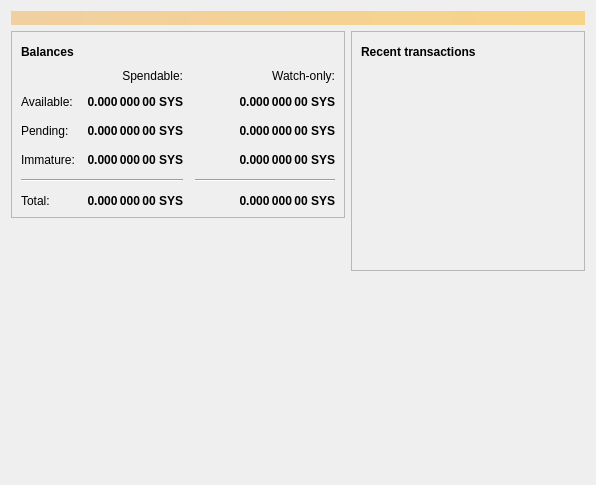
Qt form src/qt/forms/overviewpage.ui (willyko/syscoin2) before a commit.
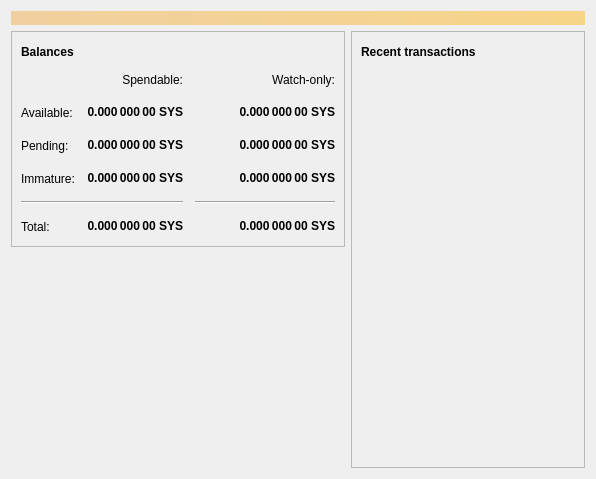
The same form after that commit. Icons and pictures are not drawn.

Commit message: remove spacers in overview

```diff
--- a/src/qt/forms/overviewpage.ui
+++ b/src/qt/forms/overviewpage.ui
@@ -7,7 +7,7 @@
     <x>0</x>
     <y>0</y>
     <width>596</width>
-    <height>485</height>
+    <height>479</height>
    </rect>
   </property>
   <property name="windowTitle">
@@ -403,19 +403,6 @@
          </layout>
         </widget>
        </item>
-       <item>
-        <spacer name="verticalSpacer">
-         <property name="orientation">
-          <enum>Qt::Vertical</enum>
-         </property>
-         <property name="sizeHint" stdset="0">
-          <size>
-           <width>20</width>
-           <height>40</height>
-          </size>
-         </property>
-        </spacer>
-       </item>
        <item>
         <widget class="QLabel" name="label">
          <property name="text">
@@ -527,19 +514,6 @@
          </layout>
         </widget>
        </item>
-       <item>
-        <spacer name="verticalSpacer_2">
-         <property name="orientation">
-          <enum>Qt::Vertical</enum>
-         </property>
-         <property name="sizeHint" stdset="0">
-          <size>
-           <width>20</width>
-           <height>40</height>
-          </size>
-         </property>
-        </spacer>
-       </item>
       </layout>
      </item>
     </layout>
```
